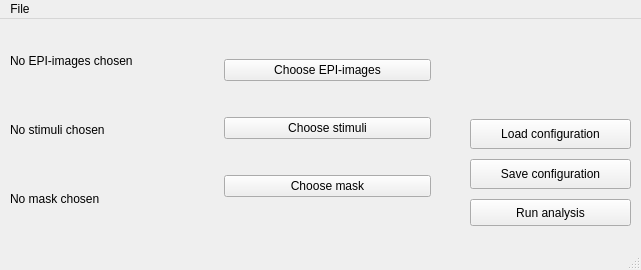
Before: the Qt Designer form src/ui/hello_world.ui in pfechd/jabe, drawn with Qt 5.
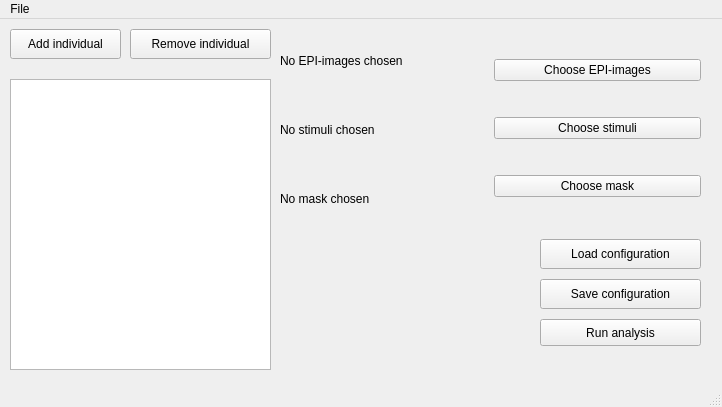
After: the same form once the commit is applied.

Commit message: Add gui list of individuals

Diff of the .ui file:
```diff
--- a/src/ui/hello_world.ui
+++ b/src/ui/hello_world.ui
@@ -6,8 +6,8 @@
    <rect>
     <x>0</x>
     <y>0</y>
-    <width>641</width>
-    <height>270</height>
+    <width>722</width>
+    <height>407</height>
    </rect>
   </property>
   <property name="windowTitle">
@@ -17,8 +17,8 @@
    <widget class="QPushButton" name="pushButton">
     <property name="geometry">
      <rect>
-      <x>470</x>
-      <y>180</y>
+      <x>540</x>
+      <y>300</y>
       <width>161</width>
       <height>27</height>
      </rect>
@@ -27,24 +27,11 @@
      <string>Run analysis</string>
     </property>
    </widget>
-   <widget class="QPushButton" name="print_configuration">
-    <property name="geometry">
-     <rect>
-      <x>470</x>
-      <y>140</y>
-      <width>161</width>
-      <height>30</height>
-     </rect>
-    </property>
-    <property name="text">
-     <string>Save configuration</string>
-    </property>
-   </widget>
    <widget class="QPushButton" name="load_configuration">
     <property name="geometry">
      <rect>
-      <x>470</x>
-      <y>100</y>
+      <x>540</x>
+      <y>220</y>
       <width>161</width>
       <height>30</height>
      </rect>
@@ -56,7 +43,7 @@
    <widget class="QWidget" name="horizontalLayoutWidget">
     <property name="geometry">
      <rect>
-      <x>10</x>
+      <x>280</x>
       <y>10</y>
       <width>421</width>
       <height>201</height>
@@ -124,13 +111,62 @@
      </item>
     </layout>
    </widget>
+   <widget class="QPushButton" name="print_configuration">
+    <property name="geometry">
+     <rect>
+      <x>540</x>
+      <y>260</y>
+      <width>161</width>
+      <height>30</height>
+     </rect>
+    </property>
+    <property name="text">
+     <string>Save configuration</string>
+    </property>
+   </widget>
+   <widget class="QListWidget" name="list_widget">
+    <property name="geometry">
+     <rect>
+      <x>10</x>
+      <y>60</y>
+      <width>261</width>
+      <height>291</height>
+     </rect>
+    </property>
+   </widget>
+   <widget class="QPushButton" name="add_individual_button">
+    <property name="geometry">
+     <rect>
+      <x>10</x>
+      <y>10</y>
+      <width>111</width>
+      <height>30</height>
+     </rect>
+    </property>
+    <property name="text">
+     <string>Add individual</string>
+    </property>
+   </widget>
+   <widget class="QPushButton" name="remove_individual_button">
+    <property name="geometry">
+     <rect>
+      <x>130</x>
+      <y>10</y>
+      <width>141</width>
+      <height>30</height>
+     </rect>
+    </property>
+    <property name="text">
+     <string>Remove individual</string>
+    </property>
+   </widget>
   </widget>
   <widget class="QMenuBar" name="menubar">
    <property name="geometry">
     <rect>
      <x>0</x>
      <y>0</y>
-     <width>641</width>
+     <width>722</width>
      <height>26</height>
     </rect>
    </property>
```
The commit also changes 1 other file.
